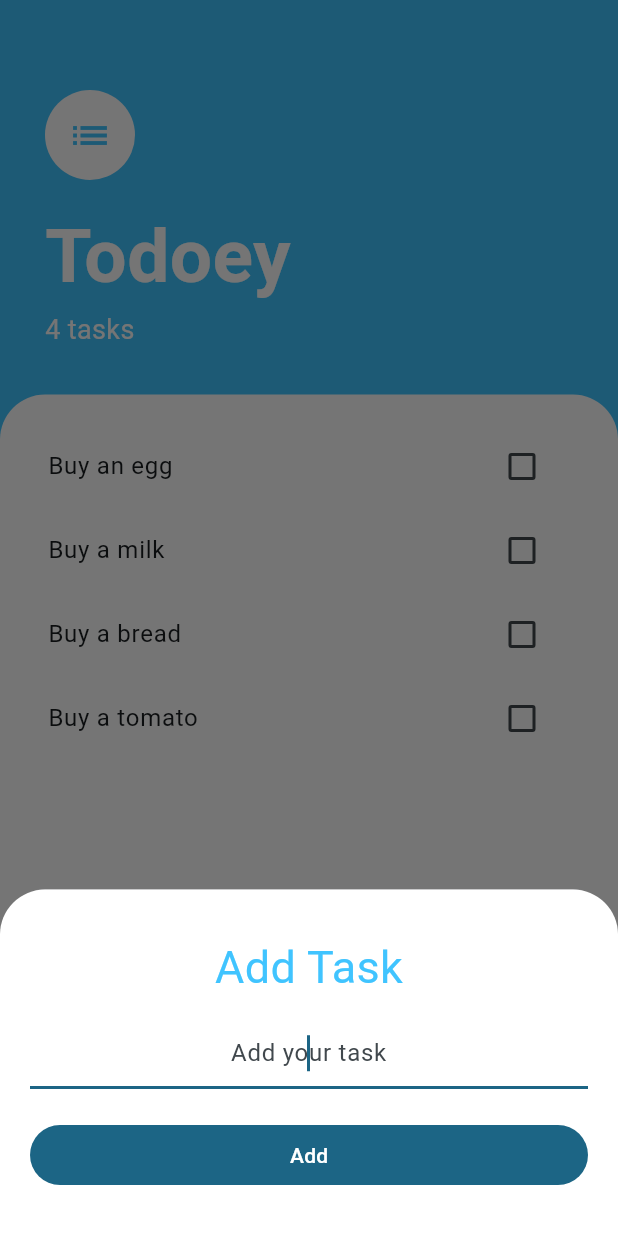
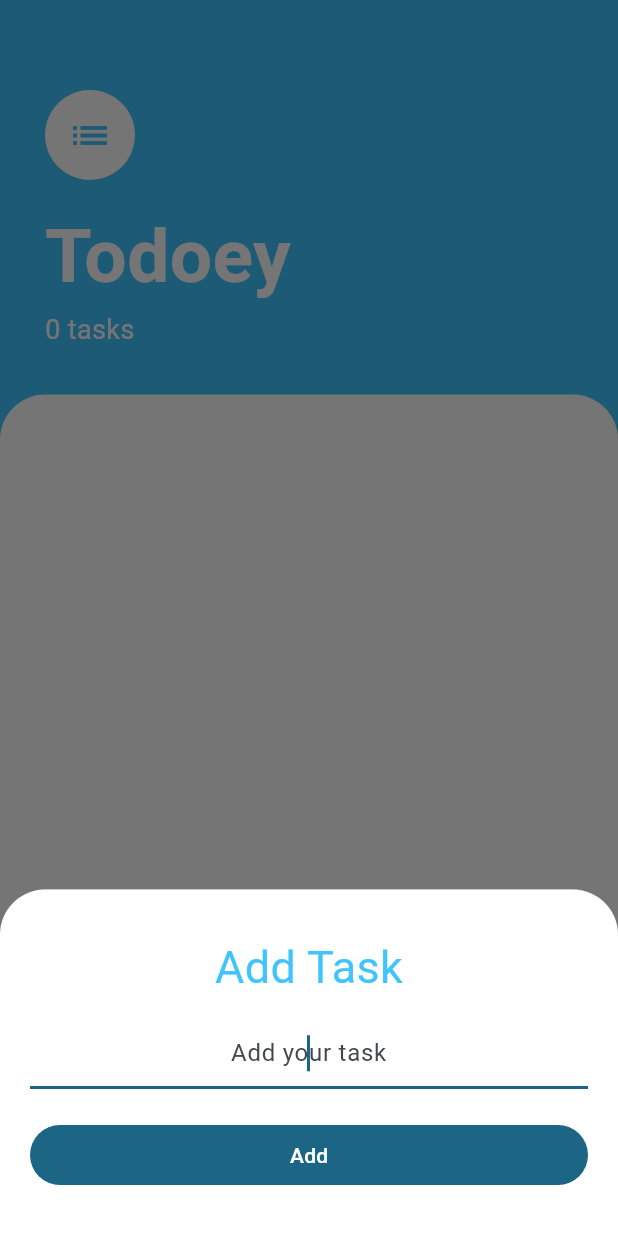
Before and after one commit to lqman104/Todoey, a Flutter app: the screen it shows after launch, after a tap on the "add" icon, on a phone screen of 412 x 824 dp. Run offline on Flutter 3.47's test engine with Material 2 defaults, Android fonts, the phone set to English and light mode, and no system bars.

```diff
--- a/lib/main.dart
+++ b/lib/main.dart
@@ -1,21 +1,27 @@
 import 'package:flutter/material.dart';
+import 'package:provider/provider.dart';
+import 'package:todoey/models/task_provider.dart';
 import 'package:todoey/screens/task_screen.dart';
 
 void main() => runApp(const MyApp());
 
 class MyApp extends StatelessWidget {
-
   const MyApp({super.key});
 
   // This widget is the root of your application.
   @override
   Widget build(BuildContext context) {
-    return MaterialApp(
-      theme: ThemeData(
-        colorScheme: ColorScheme.fromSeed(seedColor: Colors.lightBlueAccent),
-        useMaterial3: true,
+    return MultiProvider(
+      providers: [
+        ChangeNotifierProvider(create: (context) => TaskProvider()),
+      ],
+      child: MaterialApp(
+        theme: ThemeData(
+          colorScheme: ColorScheme.fromSeed(seedColor: Colors.lightBlueAccent),
+          useMaterial3: true,
+        ),
+        home: const TaskScreen(),
       ),
-      home: const TaskScreen(),
     );
   }
 }
--- /dev/null
+++ b/lib/models/task_provider.dart
@@ -0,0 +1,28 @@
+import 'package:flutter/foundation.dart';
+import 'package:todoey/models/task.dart';
+
+class TaskProvider with ChangeNotifier {
+  final List<Task> _tasks = [];
+
+  List<Task> get tasks => _tasks;
+
+  int getTaskSize(){
+    return _tasks.length;
+  }
+
+  void addTask(Task task) {
+    _tasks.add(task);
+    notifyListeners();
+  }
+
+  void deleteTask(int index) {
+    _tasks.removeAt(index);
+    notifyListeners();
+  }
+
+  void toggleTask(int index) {
+    _tasks[index].toggle();
+    notifyListeners();
+  }
+
+}
--- a/lib/screens/add_task_screen.dart
+++ b/lib/screens/add_task_screen.dart
@@ -1,9 +1,11 @@
 import 'package:flutter/material.dart';
+import 'package:provider/provider.dart';
+import 'package:todoey/models/task_provider.dart';
+
+import '../models/task.dart';
 
 class AddTaskScreen extends StatelessWidget {
-  const AddTaskScreen({super.key, required this.callback});
-
-  final void Function(String taskName) callback;
+  const AddTaskScreen({super.key});
 
   @override
   Widget build(BuildContext context) {
@@ -50,7 +52,8 @@ class AddTaskScreen extends StatelessWidget {
             ),
             FilledButton(
               onPressed: () {
-                callback(titleText);
+                context.read<TaskProvider>().addTask(Task(name: titleText));
+                Navigator.pop(context);
               },
               child: const Text("Add"),
             )
--- a/lib/screens/task_screen.dart
+++ b/lib/screens/task_screen.dart
@@ -1,7 +1,8 @@
 import 'package:flutter/material.dart';
+import 'package:provider/provider.dart';
+import 'package:todoey/models/task_provider.dart';
 import 'package:todoey/widgets/task_list.dart';
 
-import '../models/task.dart';
 import 'add_task_screen.dart';
 
 class TaskScreen extends StatefulWidget {
@@ -12,13 +13,6 @@ class TaskScreen extends StatefulWidget {
 }
 
 class _TaskScreenState extends State<TaskScreen> {
-  final List<Task> list = [
-    Task(name: "Buy an egg"),
-    Task(name: "Buy a milk"),
-    Task(name: "Buy a bread"),
-    Task(name: "Buy a tomato"),
-  ];
-
   @override
   Widget build(BuildContext context) {
     return Scaffold(
@@ -26,7 +20,7 @@ class _TaskScreenState extends State<TaskScreen> {
       body: Column(
         crossAxisAlignment: CrossAxisAlignment.stretch,
         children: [
-          TopMenu(tasksLeft: list.length),
+          TopMenu(tasksLeft: context.watch<TaskProvider>().getTaskSize()),
           Expanded(
             child: Container(
               padding: const EdgeInsets.symmetric(vertical: 20),
@@ -37,7 +31,7 @@ class _TaskScreenState extends State<TaskScreen> {
                 color: Colors.white,
               ),
               child: TasksList(
-                tasks: list,
+                tasks: context.watch<TaskProvider>().tasks,
               ),
             ),
           )
@@ -53,14 +47,7 @@ class _TaskScreenState extends State<TaskScreen> {
                 padding: EdgeInsets.only(
                   bottom: MediaQuery.of(context).viewInsets.bottom,
                 ),
-                child: AddTaskScreen(
-                  callback: (task) {
-                    setState(() {
-                      list.add(Task(name: task));
-                      Navigator.pop(context);
-                    });
-                  },
-                ),
+                child: const AddTaskScreen(),
               ),
             ),
             isScrollControlled: true,
--- a/pubspec.yaml
+++ b/pubspec.yaml
@@ -35,6 +35,7 @@ dependencies:
   # The following adds the Cupertino Icons font to your application.
   # Use with the CupertinoIcons class for iOS style icons.
   cupertino_icons: ^1.0.2
+  provider: ^6.0.5
 
 dev_dependencies:
   flutter_test:
```
